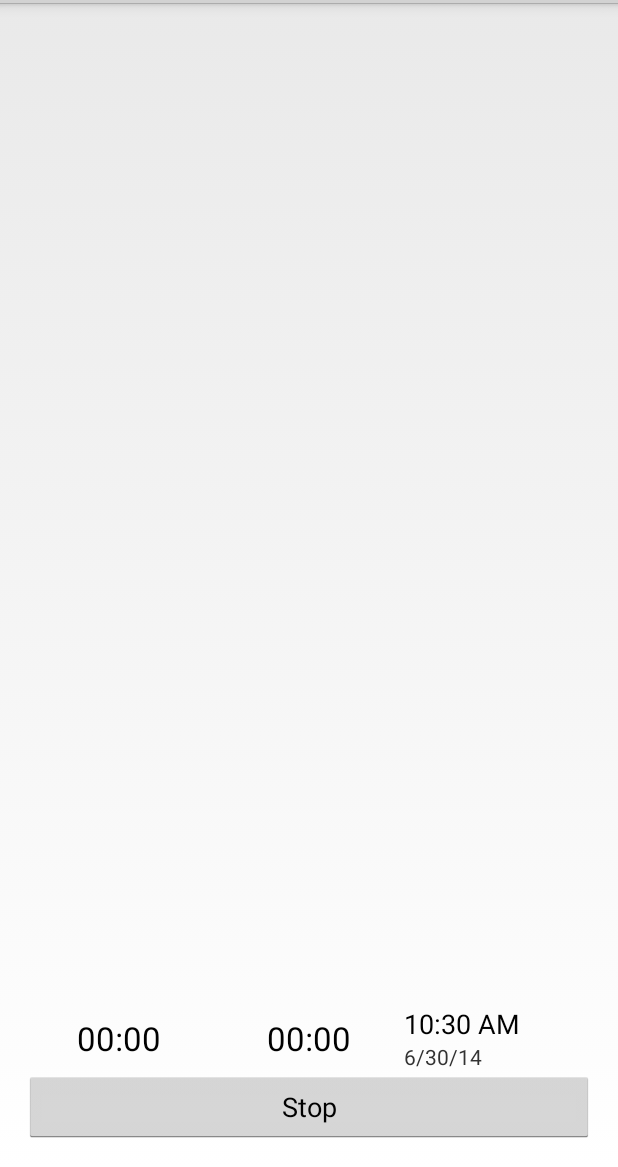
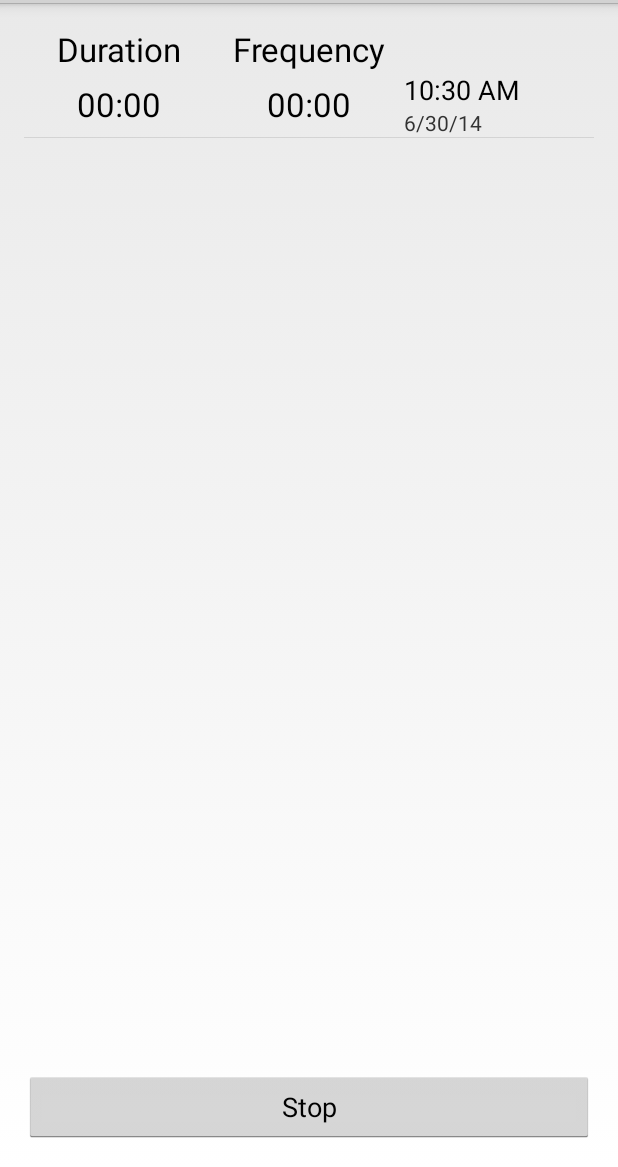
Before and after one commit to bklimt/SurgeTracker, an Android app: the fragment SurgeListFragment shown on its own in the app's theme, after a tap on "Start", on a phone screen of 412 x 824 dp, the part 69-1236 px from its top. Run offline under Robolectric (Android 15) with nearby library versions, the phone set to English and light mode, and no system bars.

Commit message:
Add a table header.

```diff
--- a/app/src/main/java/com/bklimt/babywatch/MainActivity.java
+++ b/app/src/main/java/com/bklimt/babywatch/MainActivity.java
@@ -134,7 +134,7 @@ public class MainActivity extends Activity implements ActionBar.TabListener {
             Locale l = Locale.getDefault();
             switch (position) {
                 case 0:
-                    return getString(R.string.title_section1).toUpperCase(l);
+                    return getString(R.string.title_record).toUpperCase(l);
                 case 1:
                     return getString(R.string.title_section2).toUpperCase(l);
                 case 2:
--- a/app/src/main/res/layout/fragment_main.xml
+++ b/app/src/main/res/layout/fragment_main.xml
@@ -8,6 +8,44 @@
     android:paddingBottom="@dimen/activity_vertical_margin"
     tools:context=".SurgeListFragment">
 
+    <LinearLayout
+        android:orientation="horizontal"
+        android:layout_width="fill_parent"
+        android:layout_height="wrap_content"
+        android:layout_alignParentTop="true"
+        android:layout_centerHorizontal="true"
+        android:id="@+id/linearLayout">
+
+        <TextView
+            android:layout_width="fill_parent"
+            android:layout_height="fill_parent"
+            android:textAppearance="?android:attr/textAppearanceLarge"
+            android:text="@string/duration"
+            android:id="@+id/duration"
+            android:layout_weight="1"
+            android:gravity="center" />
+
+        <TextView
+            android:layout_width="fill_parent"
+            android:layout_height="fill_parent"
+            android:textAppearance="?android:attr/textAppearanceLarge"
+            android:text="@string/frequency"
+            android:id="@+id/frequency"
+            android:layout_weight="1"
+            android:gravity="center" />
+
+        <TextView
+            android:layout_width="fill_parent"
+            android:layout_height="fill_parent"
+            android:textAppearance="?android:attr/textAppearanceLarge"
+            android:text=""
+            android:id="@+id/start_date"
+            android:layout_weight="1"
+            android:gravity="center" />
+
+
+    </LinearLayout>
+
     <ListView
         android:id="@+id/surge_list"
         android:layout_width="wrap_content"
@@ -16,7 +54,8 @@
         android:layout_alignParentRight="true"
         android:layout_alignParentEnd="true"
         android:layout_alignParentLeft="true"
-        android:layout_alignParentStart="true" />
+        android:layout_alignParentStart="true"
+        android:layout_below="@+id/linearLayout" />
 
     <Button
         android:layout_width="wrap_content"
--- a/app/src/main/res/values/strings.xml
+++ b/app/src/main/res/values/strings.xml
@@ -4,8 +4,10 @@
     <string name="app_name">BabyWatch</string>
     <string name="start">Start</string>
     <string name="stop">Stop</string>
+    <string name="frequency">Frequency</string>
+    <string name="duration">Duration</string>
+    <string name="title_record">Record</string>
 
-    <string name="title_section1">Section 1</string>
     <string name="title_section2">Section 2</string>
     <string name="title_section3">Section 3</string>
     <string name="hello_world">Hello world!</string>
```
